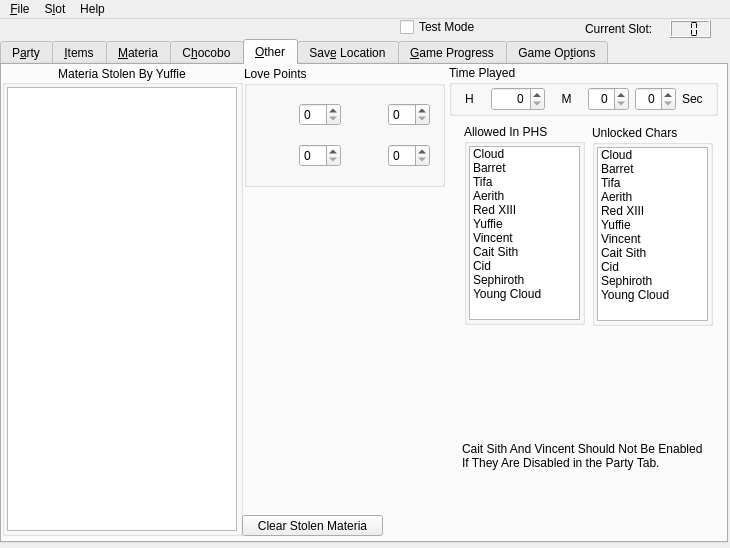
Above: mainwindow.ui from sithlord48/blackchocobo before the change. Below: the same form after it.
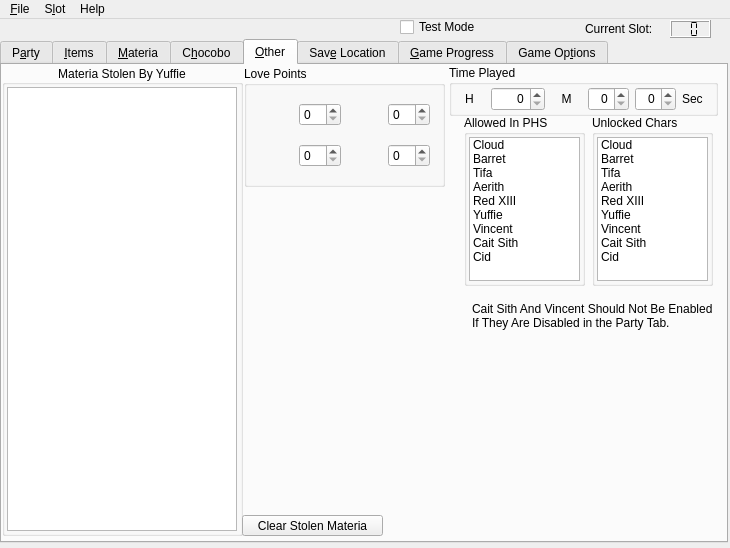
That is the form after the change. The open tabs and pages were chosen to show the change. Icons and pictures are not drawn.

Diff of the .ui file:
```diff
--- a/mainwindow.ui
+++ b/mainwindow.ui
@@ -10038,9 +10038,9 @@
       <property name="geometry">
        <rect>
         <x>462</x>
-        <y>59</y>
+        <y>50</y>
         <width>121</width>
-        <height>201</height>
+        <height>171</height>
        </rect>
       </property>
       <property name="toolTip">
@@ -10172,28 +10172,6 @@
            <set>ItemIsSelectable|ItemIsUserCheckable|ItemIsEnabled</set>
           </property>
          </item>
-         <item>
-          <property name="text">
-           <string>Sephiroth</string>
-          </property>
-          <property name="checkState">
-           <enum>Unchecked</enum>
-          </property>
-          <property name="flags">
-           <set>ItemIsSelectable|ItemIsUserCheckable|ItemIsEnabled</set>
-          </property>
-         </item>
-         <item>
-          <property name="text">
-           <string>Young Cloud</string>
-          </property>
-          <property name="checkState">
-           <enum>Unchecked</enum>
-          </property>
-          <property name="flags">
-           <set>ItemIsSelectable|ItemIsUserCheckable|ItemIsEnabled</set>
-          </property>
-         </item>
         </widget>
        </item>
       </layout>
@@ -10215,9 +10193,9 @@
       <property name="geometry">
        <rect>
         <x>590</x>
-        <y>60</y>
+        <y>50</y>
         <width>121</width>
-        <height>201</height>
+        <height>171</height>
        </rect>
       </property>
       <property name="toolTip">
@@ -10349,28 +10327,6 @@
            <set>ItemIsSelectable|ItemIsUserCheckable|ItemIsEnabled</set>
           </property>
          </item>
-         <item>
-          <property name="text">
-           <string>Sephiroth</string>
-          </property>
-          <property name="checkState">
-           <enum>Unchecked</enum>
-          </property>
-          <property name="flags">
-           <set>ItemIsSelectable|ItemIsUserCheckable|ItemIsEnabled</set>
-          </property>
-         </item>
-         <item>
-          <property name="text">
-           <string>Young Cloud</string>
-          </property>
-          <property name="checkState">
-           <enum>Unchecked</enum>
-          </property>
-          <property name="flags">
-           <set>ItemIsSelectable|ItemIsUserCheckable|ItemIsEnabled</set>
-          </property>
-         </item>
         </widget>
        </item>
       </layout>
@@ -10378,8 +10334,8 @@
      <widget class="QLabel" name="label_178">
       <property name="geometry">
        <rect>
-        <x>460</x>
-        <y>370</y>
+        <x>470</x>
+        <y>230</y>
         <width>241</width>
         <height>41</height>
        </rect>
```
Left out of the diff: 4 changed lines with no effect on the pictures.
